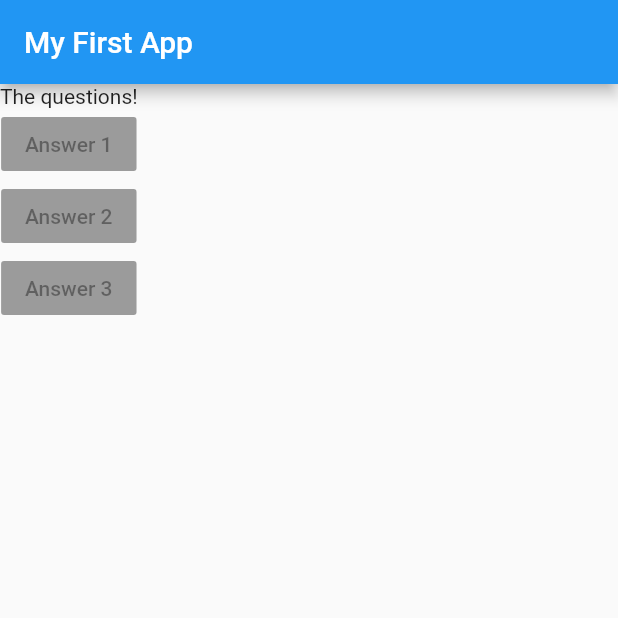
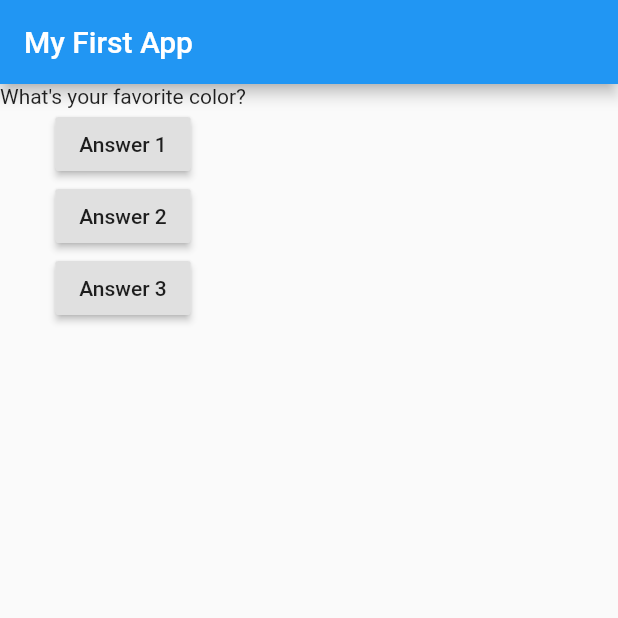
Before and after one commit to kotinos/quiz_app, a Flutter app: the screen it shows after launch, on a phone screen of 412 x 824 dp, the top half of it. Run offline on Flutter 3.47's test engine with Material 2 defaults, Android fonts, the phone set to English and light mode, and no system bars.

Commit message:
Added raisedButtons.

```diff
--- a/quiz_app/lib/main.dart
+++ b/quiz_app/lib/main.dart
@@ -3,6 +3,13 @@ import 'package:flutter/material.dart';
 void main() => runApp(MyApp());
 
 class MyApp extends StatelessWidget {
+  var questionIndex = 0;
+
+  void answerQuestion() {
+    questionIndex = questionIndex + 1;
+    print(questionIndex);
+  }
+
   @override
   Widget build(BuildContext context) {
     var questions = [
@@ -17,10 +24,21 @@ class MyApp extends StatelessWidget {
         ),
         body: Column(
           children: [
-            Text('The questions!'),
-            RaisedButton(child: Text('Answer 1'), onPressed: null),
-            RaisedButton(child: Text('Answer 2'), onPressed: null),
-            RaisedButton(child: Text('Answer 3'), onPressed: null),
+            Text(questions[questionIndex]),
+            RaisedButton(
+              child: Text('Answer 1'),
+              onPressed: () => print('Answer 1 chosen!'),
+            ),
+            RaisedButton(
+              child: Text('Answer 2'),
+              onPressed: () {
+                print('Answer 2 chosen!');
+              },
+            ),
+            RaisedButton(
+              child: Text('Answer 3'),
+              onPressed: answerQuestion,
+            ),
           ],
         ),
       ),
```
